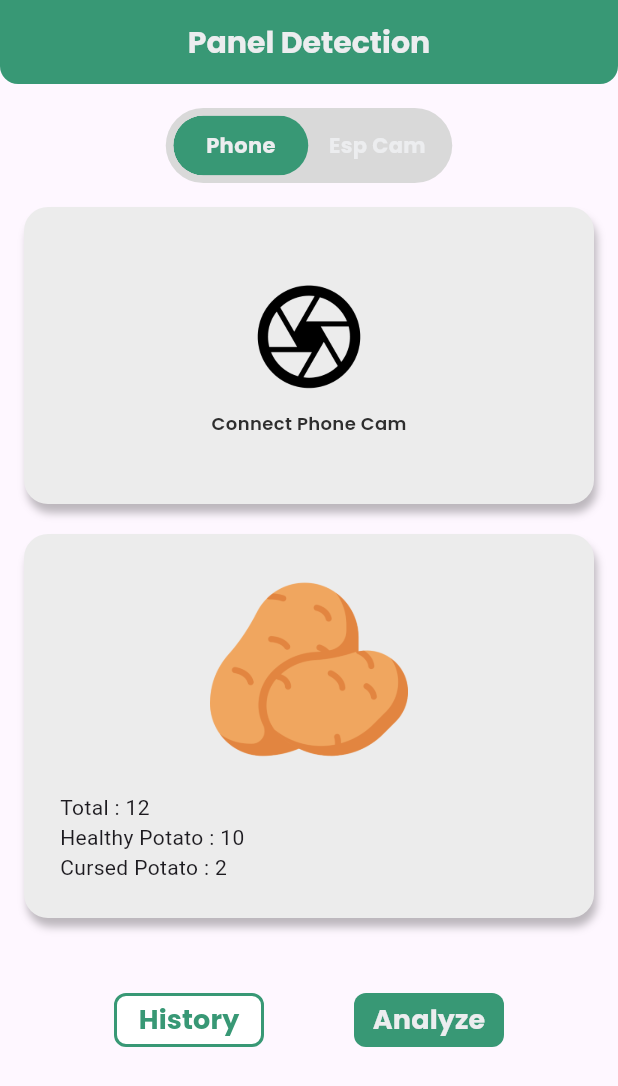
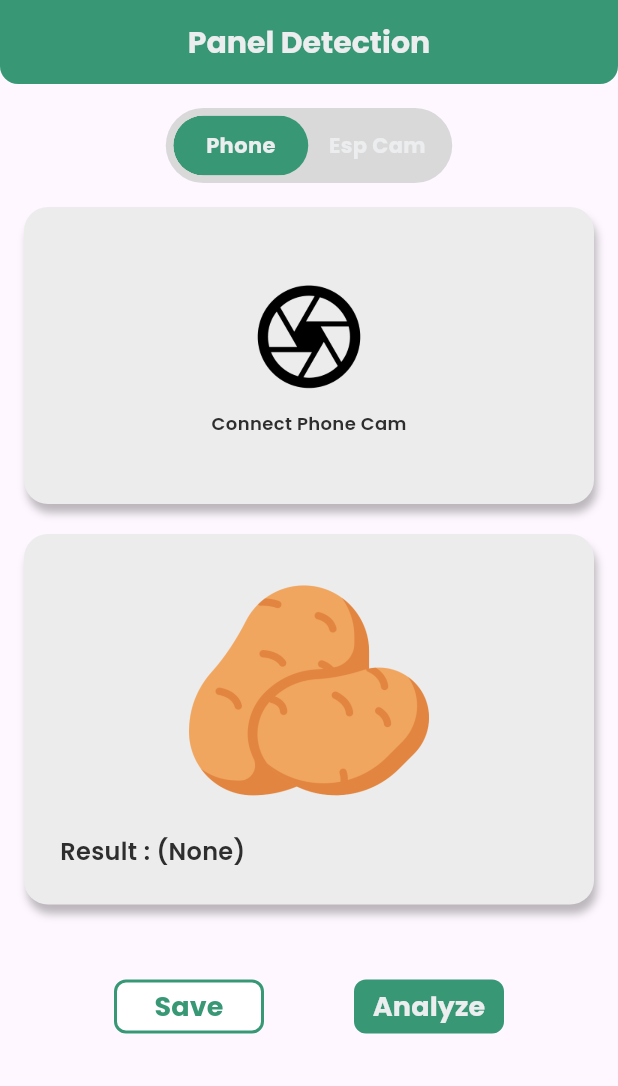
Before and after one commit to southampere28/potato_app, a Flutter app: the DetectionPage widget shown alone on an empty page, opened directly, on a phone screen of 412 x 824 dp. Shown: the top 1086 px of the screen. Run offline on Flutter 3.47's test engine with Material 3 defaults, Android fonts, the phone set to English and light mode, and no system bars; drawn by our look-alikes of toggle_switch; our stand-ins replace awesome_snackbar_content, cloud_firestore, firebase_auth, firebase_core, firebase_database, fluttertoast and 6 more; missing offline and left inert: dart:ffi; accounts and stored records are empty; generated files the repository leaves out were written again.

Commit message:
update layout detection page

```diff
--- a/lib/pages/home/detection_page.dart
+++ b/lib/pages/home/detection_page.dart
@@ -5,12 +5,14 @@ import 'dart:convert';
 import 'package:flutter/material.dart';
 import 'package:flutter/services.dart';
 import 'package:fluttertoast/fluttertoast.dart';
+import 'package:potato_apps/configuration/app_constant.dart';
 import 'package:potato_apps/configuration/controllers/device_controller.dart';
 import 'package:potato_apps/theme.dart';
 import 'package:potato_apps/widget/button_green.dart';
 import 'package:potato_apps/widget/button_outline_green.dart';
 import 'package:toggle_switch/toggle_switch.dart';
 import 'package:image_picker/image_picker.dart';
+import 'package:awesome_snackbar_content/awesome_snackbar_content.dart';
 
 class DetectionPage extends StatefulWidget {
   const DetectionPage({super.key});
@@ -39,6 +41,9 @@ class _DetectionPageState extends State<DetectionPage> {
   late String titleMsg;
   late int? selectedIndex = 0;
   int selectedResourceImg = 0;
+
+  // result detection
+  String? resultDetect;
 
   File? _imageFile;
   String? _imgName;
@@ -279,7 +284,6 @@ class _DetectionPageState extends State<DetectionPage> {
           Container(
             padding: const EdgeInsets.all(24),
             width: double.infinity,
-            height: 256,
             decoration: BoxDecoration(
                 color: fifthColor,
                 borderRadius: BorderRadius.circular(16),
@@ -300,22 +304,24 @@ class _DetectionPageState extends State<DetectionPage> {
                             borderRadius: BorderRadius.circular(12),
                             child: Image.file(
                               _imageFile!,
-                              height: 132,
+                              height: 160,
                               fit: BoxFit.cover,
                             ),
                           )
                         : Image.asset(
                             'assets/image_potato.png',
-                            height: 132,
+                            height: 160,
                           ),
                   ],
                 ),
                 const SizedBox(
                   height: 16,
                 ),
-                Text('Total : 12'),
-                Text('Healthy Potato : 10'),
-                Text('Cursed Potato : 2'),
+                Text(
+                  'Result : ${resultDetect ?? '(None)'}',
+                  style: blackTextStyle.copyWith(
+                      fontSize: 16, fontWeight: semiBold),
+                ),
               ],
             ),
           ),
@@ -347,6 +353,9 @@ class _DetectionPageState extends State<DetectionPage> {
 
           if (result != null) {
             // Show result in a toast message or handle it in any other way
+            setState(() {
+              resultDetect = result['quality'];
+            });
             Fluttertoast.showToast(
               msg: 'Analysis Result: ${result['quality']}',
             );
@@ -362,9 +371,34 @@ class _DetectionPageState extends State<DetectionPage> {
 
   Widget buttonOutlineGreen() {
     return ButtonOutlineGreen(
-        title: 'History',
-        ontap: () {
-          Fluttertoast.showToast(msg: 'Button History Clicked');
+        title: 'Save',
+        ontap: () async {
+          Fluttertoast.showToast(msg: 'Saving...');
+
+          var result = await DeviceController.saveDetectionWithImage(
+              resultDetect ?? '(Undetected)', _imageFile);
+
+          if (result) {
+            // Fluttertoast.showToast(msg: 'Success save History');
+            final snackBar = SnackBar(
+              /// need to set following properties for best effect of awesome_snackbar_content
+              elevation: 0,
+              behavior: SnackBarBehavior.floating,
+              backgroundColor: Colors.transparent,
+              content: AwesomeSnackbarContent(
+                title: 'Success!',
+                message: 'History detect was saved!',
+
+                /// change contentType to ContentType.success, ContentType.warning or ContentType.help for variants
+                contentType: ContentType.success,
+              ),
+            );
+            ScaffoldMessenger.of(context)
+              ..hideCurrentSnackBar()
+              ..showSnackBar(snackBar);
+          } else {
+            Fluttertoast.showToast(msg: 'Failed save History');
+          }
         });
   }
 
```
